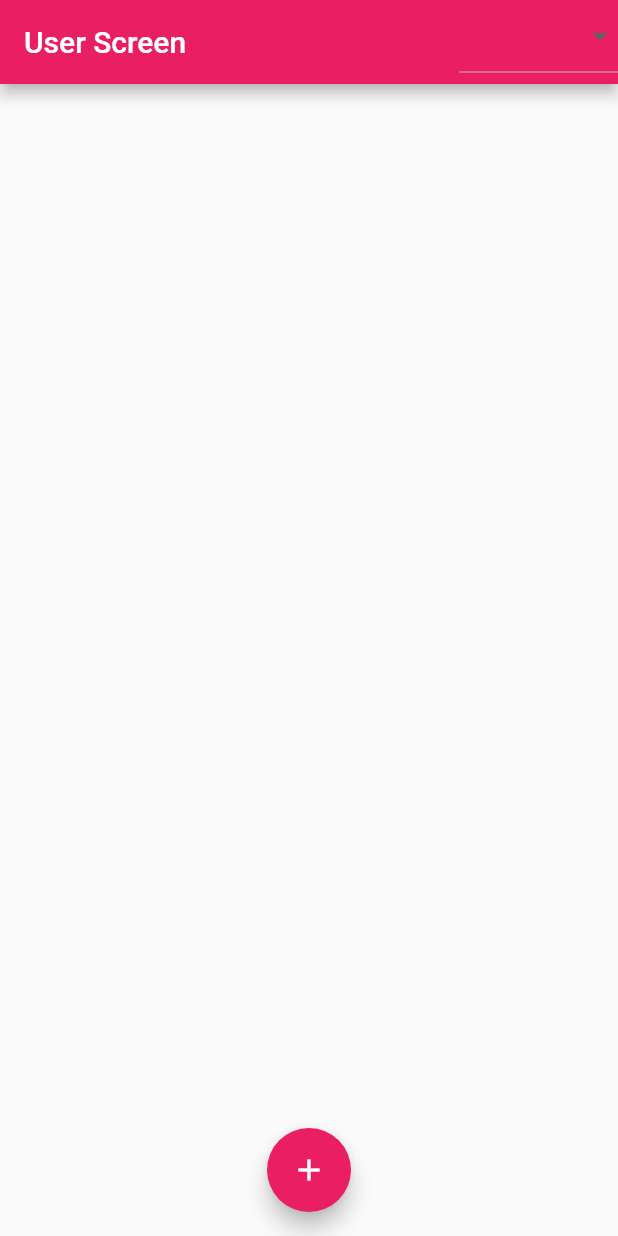
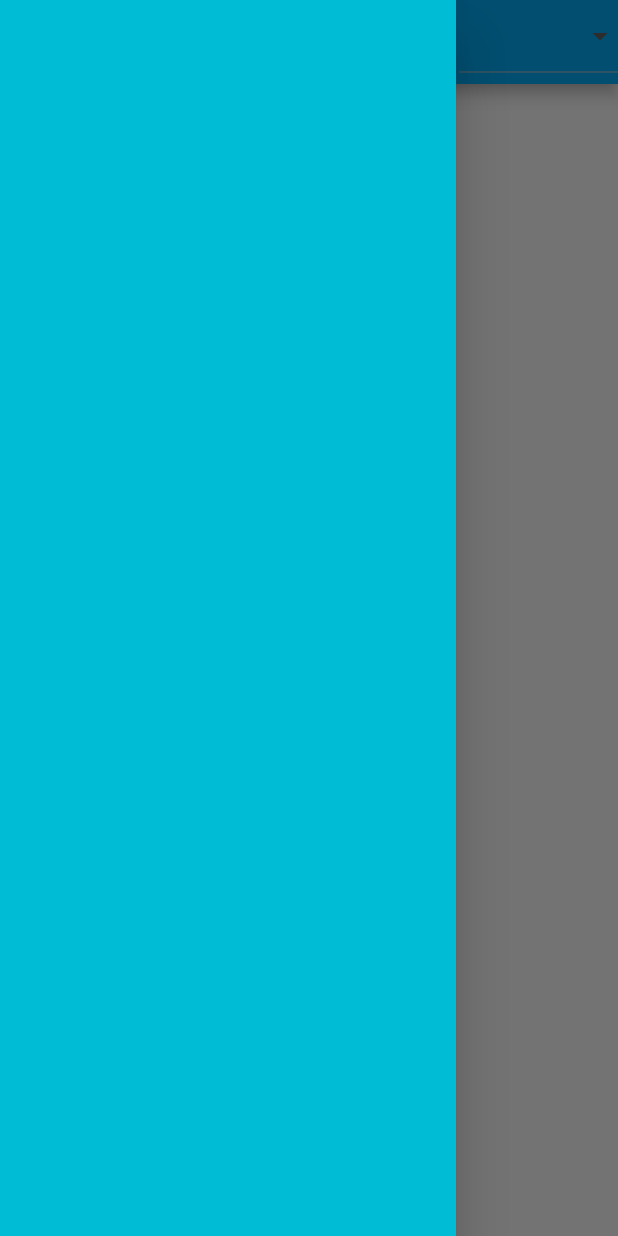
Before and after one commit to Frabbi727/Auction_App-Firebase-, a Flutter app: the screen it shows once a user with an empty profile is signed in, with the side drawer open (before the commit the screen has no drawer), on a phone screen of 412 x 824 dp. Run offline on Flutter 3.47's test engine with Material 2 defaults, Android fonts, the phone set to English and light mode, and no system bars; our stand-ins replace cloud_firestore, firebase_auth, firebase_core; missing offline and left inert: cloud_firestore_web, firebase_auth_web, firebase_core_web; accounts and stored records are empty.

Commit message:
Add app bar and and show user name

```diff
--- a/lib/main.dart
+++ b/lib/main.dart
@@ -22,8 +22,8 @@ class MyApp extends StatelessWidget {
       debugShowCheckedModeBanner: false,
       title: 'Auction App',
       theme: ThemeData(
-       primaryColor: Colors.green,
-        primarySwatch: Colors.pink,
+       primaryColor: Colors.cyan,
+        primarySwatch: Colors.lightBlue,
         backgroundColor: Colors.deepPurple,
 
 
--- a/lib/screens/user_screen.dart
+++ b/lib/screens/user_screen.dart
@@ -2,7 +2,7 @@ import 'package:flutter/material.dart';
 import 'package:cloud_firestore/cloud_firestore.dart';
 import 'package:firebase_auth/firebase_auth.dart';
 import 'package:flutter/rendering.dart';
-
+import '../widgets/user_drawer.dart';
 class UserScreen extends StatefulWidget {
   @override
   _UserScreenState createState() => _UserScreenState();
@@ -63,6 +63,7 @@ class _UserScreenState extends State<UserScreen> {
             key: _formKey,
             child: ListView(
               padding: EdgeInsets.symmetric(horizontal: 20, vertical: 40),
+              scrollDirection: Axis.vertical,
               addRepaintBoundaries: true,
               children: <Widget>[
                 Center(
@@ -202,6 +203,7 @@ class _UserScreenState extends State<UserScreen> {
             ),
           ],
         ),
+        drawer: UserDrawer(),
         body: NotificationListener<UserScrollNotification>(
           onNotification: (notification) {
             if (notification.direction == ScrollDirection.forward) {
--- /dev/null
+++ b/lib/widgets/user_drawer.dart
@@ -0,0 +1,76 @@
+
+
+import 'package:cloud_firestore/cloud_firestore.dart';
+import 'package:flutter/material.dart';
+
+class UserDrawer extends StatefulWidget {
+  //UserDrawer({Key? key}) : super(key: key);
+
+  @override
+  _UserDrawerState createState() => _UserDrawerState();
+}
+
+class _UserDrawerState extends State<UserDrawer> {
+  @override
+  Widget build(BuildContext context) {
+    return Drawer(
+      child: SafeArea(
+        child: Scaffold(
+          backgroundColor: Theme.of(context).primaryColor,
+          body: StreamBuilder(
+              stream:
+                  FirebaseFirestore.instance.collection('users').snapshots(),
+              builder: (BuildContext contex,
+                  AsyncSnapshot<QuerySnapshot<Map<String, dynamic>>> snapshot) {
+                if (!snapshot.hasData) {
+                  return Text('User is not found');
+                }
+                return Stack(
+                  children: snapshot.data!.docs.map(
+                    (document) {
+                      return Stack(
+                        children: [
+                          Container(
+                            padding: EdgeInsets.only(top: 105),
+                            height: 300,
+                            width: double.infinity,
+                            decoration: BoxDecoration(
+                                color: Theme.of(context).primaryColorDark,
+                                borderRadius: BorderRadius.only(
+                                    bottomLeft: Radius.circular(120))),
+                                    child: Column(children: [
+                                      CircleAvatar(
+                                        radius: 40,
+                                        backgroundColor: Colors.blueAccent,
+                                      ),
+                                      Text(  document['username'], style: TextStyle(fontWeight: FontWeight.bold, fontSize: 20), ),
+                                    ],),
+                          ),
+                          Container(
+                            padding: EdgeInsets.symmetric(
+                                horizontal: 20, vertical: 10),
+                            height: 100,
+                            width: double.infinity,
+                            child: Text(
+                              'Profile',
+                              style: TextStyle(
+                                fontSize: 24,
+                                fontWeight: FontWeight.bold,
+                              ),
+                            ),
+                            decoration: BoxDecoration(
+                                color: Theme.of(context).primaryColorLight,
+                                borderRadius: BorderRadius.only(
+                                    bottomLeft: Radius.circular(80))),
+                          ),
+                        ],
+                      );
+                    },
+                  ).toList(),
+                );
+              }),
+        ),
+      ),
+    );
+  }
+}
```
Also changed, not shown: 4 other files.
